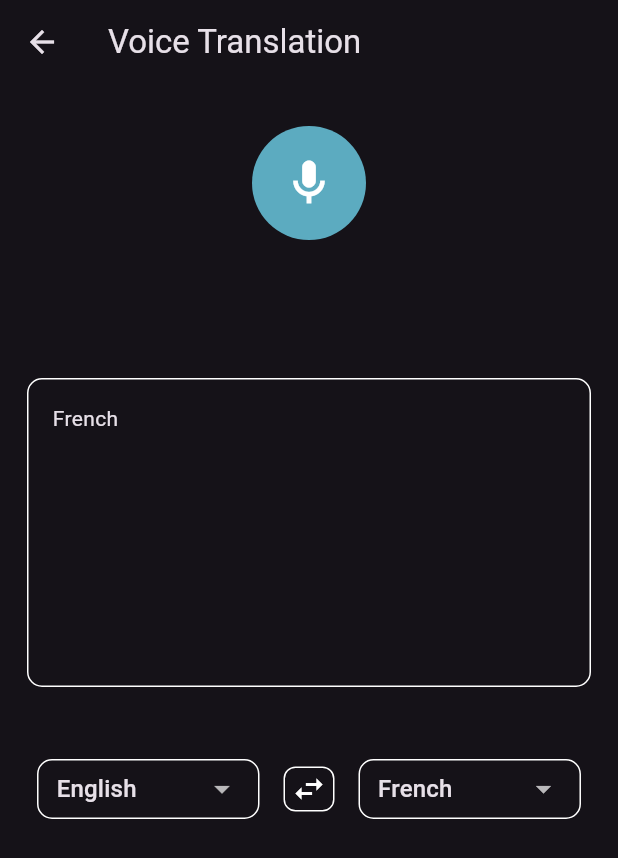
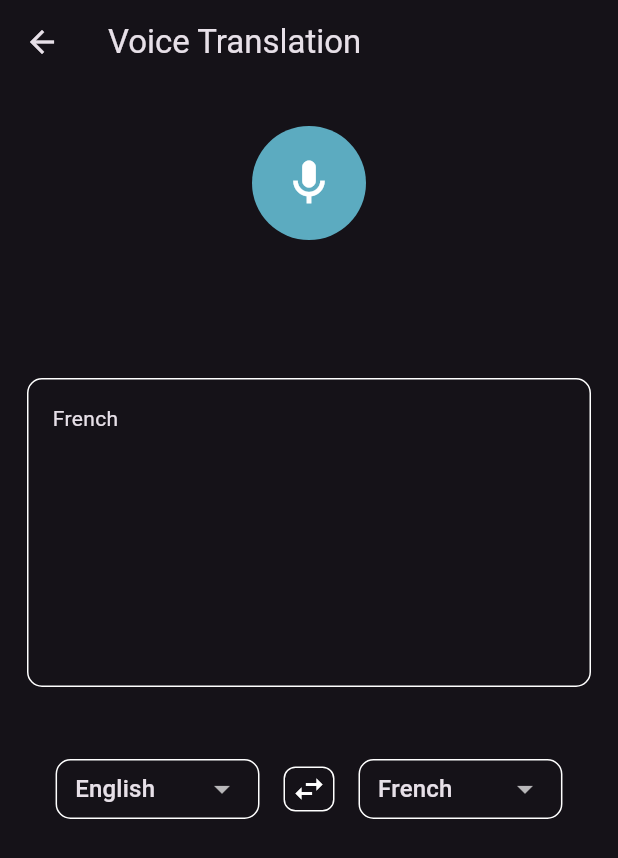
Before and after one commit to Michael-Ogundipe/gemilingo, a Flutter app: the screen it shows after launch, after a tap on "Voice to Text", on a phone screen of 412 x 824 dp. Shown: the top 858 px of the screen. Run offline on Flutter 3.47's test engine with Material 3 defaults, Android fonts, the light colour scheme and no system bars; our stand-ins replace flutter_dotenv, google_generative_ai, permission_handler; missing offline and left inert: flutter_sound, flutter_sound_platform_interface; statements that could not run were skipped.

Commit message:
added coming soon to conversation translation

```diff
--- a/lib/home_page.dart
+++ b/lib/home_page.dart
@@ -48,7 +48,7 @@ class HomePage extends StatelessWidget {
               SizedBox(
                 width: MediaQuery.of(context).size.width,
                 child: ElevatedButton.icon(
-                  onPressed: () {},
+                  onPressed: () => Navigator.pushNamed(context, conversation),
                   icon: const Icon(Icons.translate),
                   label: const Text(
                     'Conversation Translation',
--- a/lib/routing/route_generator.dart
+++ b/lib/routing/route_generator.dart
@@ -3,6 +3,7 @@ import 'dart:io';
 import 'package:flutter/cupertino.dart';
 import 'package:flutter/material.dart';
 
+import '../conversation_translation_page.dart';
 import '../home_page.dart';
 import '../text_to_text_page.dart';
 import '../voice_to_text_page.dart';
@@ -19,6 +20,8 @@ class RouteGenerator {
         return navigateToRoute(const TextToTextPage());
       case voiceToText:
         return navigateToRoute(const VoiceToTextPage());
+      case conversation:
+        return navigateToRoute(const ConversationTranslationPage());
     }
     return null;
   }
--- a/lib/routing/routes.dart
+++ b/lib/routing/routes.dart
@@ -5,3 +5,4 @@
 const String home = '/home';
 const String textToText = '/textToText';
 const String voiceToText = '/voiceToText';
+const String conversation = '/conversation';
--- a/lib/voice_to_text_page.dart
+++ b/lib/voice_to_text_page.dart
@@ -6,6 +6,7 @@ import 'package:flutter_sound/flutter_sound.dart';
 import 'package:flutter_sound_platform_interface/flutter_sound_recorder_platform_interface.dart';
 import 'package:flutter/material.dart';
 import 'package:google_generative_ai/google_generative_ai.dart';
+import 'package:permission_handler/permission_handler.dart';
 
 import 'widgets/blob.dart';
 import 'widgets/language_switcher.dart';
@@ -27,22 +28,7 @@ class _VoiceToTextPageState extends State<VoiceToTextPage>
   final recorder = FlutterSoundRecorder();
   final _codec = Codec.aacMP4;
   final _mPath = 'audio_record.mp4';
-  final List<String> _languages = [
-    'English',
-    'French',
-    'Spanish',
-    'Italian',
-    'Portuguese',
-    'Chinese',
-  ];
-  final List<String> _translatedLanguages = [
-    'English',
-    'French',
-    'Spanish',
-    'Italian',
-    'Portuguese',
-    'Chinese',
-  ];
+
   final _inputController = TextEditingController();
 
   String _selectedLanguage = 'English';
@@ -78,9 +64,29 @@ class _VoiceToTextPageState extends State<VoiceToTextPage>
     _rotationController.repeat();
   }
 
+@override
+  void dispose() {
+    _rotationController.dispose();
+    _inputController.dispose();
+    super.dispose();
+  }
+
   Future<void> openRecorder() async {
     await recorder.openRecorder();
+    final status = await Permission.microphone.request();
+
+    if (status.isGranted) {
+      await recorder.openRecorder();
+    } else if (status.isDenied) {
+
+    } else if (status.isPermanentlyDenied) {
+      await openAppSettings();
+    }
+
   }
+
+
+
 
   Future<void> recordAudio() async {
     await recorder
--- a/lib/widgets/drop_down_widget.dart
+++ b/lib/widgets/drop_down_widget.dart
@@ -16,7 +16,7 @@ class DropDownWidget extends StatelessWidget {
   Widget build(BuildContext context) {
     return Container(
       height: 40,
-      width: MediaQuery.of(context).size.width * 0.36,
+      width: MediaQuery.of(context).size.width * 0.33,
       padding: const EdgeInsets.symmetric(horizontal: 12),
       decoration: BoxDecoration(
         border: Border.all(color: Colors.white),
--- a/lib/widgets/translation_field.dart
+++ b/lib/widgets/translation_field.dart
@@ -44,7 +44,7 @@ class _TranslationFieldState extends State<TranslationField> {
   Widget build(BuildContext context) {
     return Container(
       margin: const EdgeInsets.symmetric(vertical: 16),
-      padding: const EdgeInsets.all(16),
+      padding: const EdgeInsets.only(left: 16, top: 16),
       height: MediaQuery.of(context).size.height * 0.25,
       width: double.infinity,
       decoration: BoxDecoration(
```
Also changed, not shown: lib/conversation_translation_page.dart (added, +23 -0 lines), lib/text_to_text_page.dart (+23 -8 lines).
